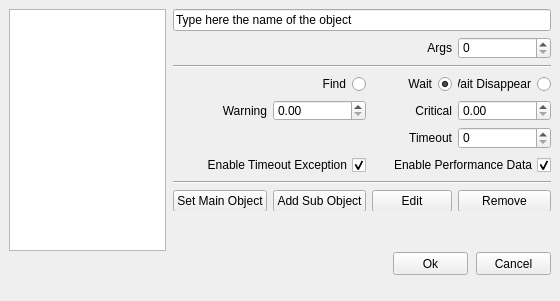
Qt form alyvix/extra/robotide/qt_ui/alyvix_object_finder_properties_view.ui (alyvix/alyvix) before a commit.
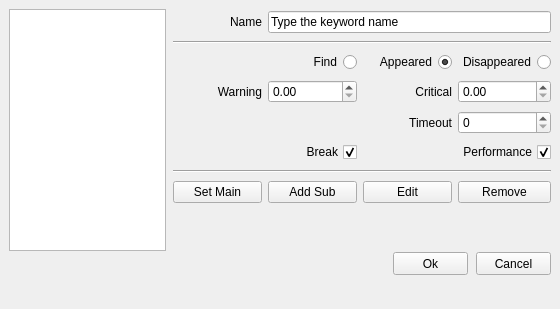
The same form after that commit.

Diff of the .ui file:
```diff
--- a/alyvix/extra/robotide/qt_ui/alyvix_object_finder_properties_view.ui
+++ b/alyvix/extra/robotide/qt_ui/alyvix_object_finder_properties_view.ui
@@ -7,7 +7,7 @@
     <x>0</x>
     <y>0</y>
     <width>560</width>
-    <height>301</height>
+    <height>309</height>
    </rect>
   </property>
   <property name="windowTitle">
@@ -279,7 +279,7 @@
      </rect>
     </property>
     <layout class="QGridLayout" name="gridLayout">
-     <item row="4" column="0">
+     <item row="3" column="0">
       <widget class="QLabel" name="labelWarning">
        <property name="text">
         <string>Warning</string>
@@ -289,124 +289,49 @@
        </property>
       </widget>
      </item>
-     <item row="1" column="2">
-      <widget class="QLabel" name="labelArgs">
-       <property name="text">
-        <string>Args</string>
-       </property>
-       <property name="alignment">
-        <set>Qt::AlignRight|Qt::AlignTrailing|Qt::AlignVCenter</set>
-       </property>
-      </widget>
-     </item>
-     <item row="1" column="3">
-      <widget class="QSpinBox" name="spinBoxArgs"/>
-     </item>
-     <item row="7" column="0" colspan="4">
-      <widget class="Line" name="line_10">
-       <property name="orientation">
-        <enum>Qt::Horizontal</enum>
-       </property>
-      </widget>
-     </item>
-     <item row="0" column="0" colspan="4">
-      <widget class="QLineEdit" name="namelineedit">
-       <property name="text">
-        <string>Type here the name of the object</string>
-       </property>
-      </widget>
-     </item>
-     <item row="2" column="0" colspan="4">
-      <widget class="Line" name="line_3">
-       <property name="orientation">
-        <enum>Qt::Horizontal</enum>
-       </property>
-      </widget>
-     </item>
-     <item row="8" column="1">
+     <item row="7" column="1">
       <widget class="QPushButton" name="pushButtonAddSubObj">
        <property name="text">
-        <string>Add Sub Object</string>
+        <string>Add Sub</string>
        </property>
       </widget>
      </item>
-     <item row="8" column="0">
+     <item row="6" column="0" colspan="4">
+      <widget class="Line" name="line_10">
+       <property name="orientation">
+        <enum>Qt::Horizontal</enum>
+       </property>
+      </widget>
+     </item>
+     <item row="7" column="0">
       <widget class="QPushButton" name="pushButtonSetMainObj">
        <property name="text">
-        <string>Set Main Object</string>
+        <string>Set Main</string>
        </property>
       </widget>
      </item>
-     <item row="8" column="2">
-      <widget class="QPushButton" name="pushButtonEditObj">
-       <property name="text">
-        <string>Edit</string>
+     <item row="1" column="0" colspan="4">
+      <widget class="Line" name="line_3">
+       <property name="orientation">
+        <enum>Qt::Horizontal</enum>
        </property>
       </widget>
      </item>
-     <item row="8" column="3">
+     <item row="7" column="3">
       <widget class="QPushButton" name="pushButtonRemoveObj">
        <property name="text">
         <string>Remove</string>
        </property>
       </widget>
      </item>
-     <item row="4" column="3">
-      <widget class="QDoubleSpinBox" name="doubleSpinBoxCritical">
-       <property name="maximum">
-        <double>9999.989999999999782</double>
-       </property>
-       <property name="singleStep">
-        <double>0.050000000000000</double>
-       </property>
-      </widget>
-     </item>
-     <item row="3" column="2">
-      <widget class="QRadioButton" name="wait_radio">
-       <property name="layoutDirection">
-        <enum>Qt::RightToLeft</enum>
-       </property>
+     <item row="7" column="2">
+      <widget class="QPushButton" name="pushButtonEditObj">
        <property name="text">
-        <string>Wait</string>
+        <string>Edit</string>
        </property>
-       <property name="checked">
-        <bool>true</bool>
-       </property>
-       <attribute name="buttonGroup">
-        <string notr="true">buttonGroup_5</string>
-       </attribute>
       </widget>
      </item>
      <item row="3" column="1">
-      <widget class="QRadioButton" name="find_radio">
-       <property name="layoutDirection">
-        <enum>Qt::RightToLeft</enum>
-       </property>
-       <property name="text">
-        <string>Find</string>
-       </property>
-       <attribute name="buttonGroup">
-        <string notr="true">buttonGroup_5</string>
-       </attribute>
-      </widget>
-     </item>
-     <item row="3" column="3">
-      <widget class="QRadioButton" name="wait_disapp_radio">
-       <property name="layoutDirection">
-        <enum>Qt::RightToLeft</enum>
-       </property>
-       <property name="text">
-        <string>Wait Disappear</string>
-       </property>
-       <property name="checked">
-        <bool>false</bool>
-       </property>
-       <attribute name="buttonGroup">
-        <string notr="true">buttonGroup_5</string>
-       </attribute>
-      </widget>
-     </item>
-     <item row="4" column="1">
       <widget class="QDoubleSpinBox" name="doubleSpinBoxWarning">
        <property name="maximum">
         <double>9999.989999999999782</double>
@@ -417,23 +342,6 @@
       </widget>
      </item>
      <item row="4" column="2">
-      <widget class="QLabel" name="labelCritical">
-       <property name="text">
-        <string>Critical</string>
-       </property>
-       <property name="alignment">
-        <set>Qt::AlignRight|Qt::AlignTrailing|Qt::AlignVCenter</set>
-       </property>
-      </widget>
-     </item>
-     <item row="5" column="3">
-      <widget class="QSpinBox" name="timeout_spinbox">
-       <property name="maximum">
-        <number>999999</number>
-       </property>
-      </widget>
-     </item>
-     <item row="5" column="2">
       <widget class="QLabel" name="timeout_label">
        <property name="text">
         <string>Timeout</string>
@@ -443,35 +351,275 @@
        </property>
       </widget>
      </item>
-     <item row="6" column="0" colspan="2">
+     <item row="3" column="2">
+      <widget class="QLabel" name="labelCritical">
+       <property name="text">
+        <string>Critical</string>
+       </property>
+       <property name="alignment">
+        <set>Qt::AlignRight|Qt::AlignTrailing|Qt::AlignVCenter</set>
+       </property>
+      </widget>
+     </item>
+     <item row="5" column="0" colspan="2">
       <widget class="QCheckBox" name="timeout_exception">
        <property name="layoutDirection">
         <enum>Qt::RightToLeft</enum>
        </property>
        <property name="text">
-        <string>Enable Timeout Exception</string>
+        <string>Break</string>
        </property>
        <property name="checked">
         <bool>true</bool>
        </property>
       </widget>
      </item>
-     <item row="6" column="2" colspan="2">
+     <item row="3" column="3">
+      <widget class="QDoubleSpinBox" name="doubleSpinBoxCritical">
+       <property name="maximum">
+        <double>9999.989999999999782</double>
+       </property>
+       <property name="singleStep">
+        <double>0.050000000000000</double>
+       </property>
+      </widget>
+     </item>
+     <item row="2" column="3">
+      <widget class="QRadioButton" name="wait_disapp_radio">
+       <property name="layoutDirection">
+        <enum>Qt::RightToLeft</enum>
+       </property>
+       <property name="text">
+        <string>Disappeared</string>
+       </property>
+       <property name="checked">
+        <bool>false</bool>
+       </property>
+       <attribute name="buttonGroup">
+        <string notr="true">buttonGroup_5</string>
+       </attribute>
+      </widget>
+     </item>
+     <item row="5" column="2" colspan="2">
       <widget class="QCheckBox" name="checkBoxEnablePerformance">
        <property name="layoutDirection">
         <enum>Qt::RightToLeft</enum>
        </property>
        <property name="text">
-        <string>Enable Performance Data</string>
+        <string>Performance</string>
        </property>
        <property name="checked">
         <bool>true</bool>
        </property>
       </widget>
      </item>
+     <item row="2" column="2">
+      <widget class="QRadioButton" name="wait_radio">
+       <property name="layoutDirection">
+        <enum>Qt::RightToLeft</enum>
+       </property>
+       <property name="text">
+        <string>Appeared</string>
+       </property>
+       <property name="checked">
+        <bool>true</bool>
+       </property>
+       <attribute name="buttonGroup">
+        <string notr="true">buttonGroup_5</string>
+       </attribute>
+      </widget>
+     </item>
+     <item row="2" column="1">
+      <widget class="QRadioButton" name="find_radio">
+       <property name="layoutDirection">
+        <enum>Qt::RightToLeft</enum>
+       </property>
+       <property name="text">
+        <string>Find</string>
+       </property>
+       <attribute name="buttonGroup">
+        <string notr="true">buttonGroup_5</string>
+       </attribute>
+      </widget>
+     </item>
+     <item row="4" column="3">
+      <widget class="QSpinBox" name="timeout_spinbox">
+       <property name="maximum">
+        <number>999999</number>
+       </property>
+      </widget>
+     </item>
+     <item row="0" column="1" colspan="3">
+      <widget class="QLineEdit" name="namelineedit">
+       <property name="text">
+        <string>Type the keyword name</string>
+       </property>
+      </widget>
+     </item>
+     <item row="0" column="0">
+      <widget class="QLabel" name="labelName">
+       <property name="layoutDirection">
+        <enum>Qt::LeftToRight</enum>
+       </property>
+       <property name="text">
+        <string>Name</string>
+       </property>
+       <property name="alignment">
+        <set>Qt::AlignRight|Qt::AlignTrailing|Qt::AlignVCenter</set>
+       </property>
+      </widget>
+     </item>
     </layout>
    </widget>
   </widget>
+  <widget class="QLabel" name="roi_x_label">
+   <property name="geometry">
+    <rect>
+     <x>111</x>
+     <y>538</y>
+     <width>89</width>
+     <height>20</height>
+    </rect>
+   </property>
+   <property name="text">
+    <string>Roi X</string>
+   </property>
+   <property name="alignment">
+    <set>Qt::AlignRight|Qt::AlignTrailing|Qt::AlignVCenter</set>
+   </property>
+  </widget>
+  <widget class="QSpinBox" name="roi_x_spinbox">
+   <property name="geometry">
+    <rect>
+     <x>206</x>
+     <y>538</y>
+     <width>89</width>
+     <height>20</height>
+    </rect>
+   </property>
+   <property name="minimum">
+    <number>-9999</number>
+   </property>
+   <property name="maximum">
+    <number>9999</number>
+   </property>
+  </widget>
+  <widget class="QSpinBox" name="roi_width_spinbox">
+   <property name="geometry">
+    <rect>
+     <x>206</x>
+     <y>566</y>
+     <width>89</width>
+     <height>20</height>
+    </rect>
+   </property>
+   <property name="maximum">
+    <number>9999</number>
+   </property>
+  </widget>
+  <widget class="QSpinBox" name="roi_height_spinbox">
+   <property name="geometry">
+    <rect>
+     <x>396</x>
+     <y>566</y>
+     <width>89</width>
+     <height>20</height>
+    </rect>
+   </property>
+   <property name="maximum">
+    <number>9999</number>
+   </property>
+  </widget>
+  <widget class="QLabel" name="roi_y_label">
+   <property name="geometry">
+    <rect>
+     <x>301</x>
+     <y>538</y>
+     <width>89</width>
+     <height>20</height>
+    </rect>
+   </property>
+   <property name="text">
+    <string>Roi Y</string>
+   </property>
+   <property name="alignment">
+    <set>Qt::AlignRight|Qt::AlignTrailing|Qt::AlignVCenter</set>
+   </property>
+  </widget>
+  <widget class="QLabel" name="roi_width_label">
+   <property name="geometry">
+    <rect>
+     <x>111</x>
+     <y>566</y>
+     <width>89</width>
+     <height>20</height>
+    </rect>
+   </property>
+   <property name="text">
+    <string>Roi Width</string>
+   </property>
+   <property name="alignment">
+    <set>Qt::AlignRight|Qt::AlignTrailing|Qt::AlignVCenter</set>
+   </property>
+  </widget>
+  <widget class="QLabel" name="roi_height_label">
+   <property name="geometry">
+    <rect>
+     <x>301</x>
+     <y>566</y>
+     <width>89</width>
+     <height>20</height>
+    </rect>
+   </property>
+   <property name="text">
+    <string>Roi Height</string>
+   </property>
+   <property name="alignment">
+    <set>Qt::AlignRight|Qt::AlignTrailing|Qt::AlignVCenter</set>
+   </property>
+  </widget>
+  <widget class="QSpinBox" name="roi_y_spinbox">
+   <property name="geometry">
+    <rect>
+     <x>396</x>
+     <y>538</y>
+     <width>89</width>
+     <height>20</height>
+    </rect>
+   </property>
+   <property name="minimum">
+    <number>-9999</number>
+   </property>
+   <property name="maximum">
+    <number>9999</number>
+   </property>
+  </widget>
+  <widget class="QLabel" name="labelArgs">
+   <property name="geometry">
+    <rect>
+     <x>121</x>
+     <y>503</y>
+     <width>90</width>
+     <height>20</height>
+    </rect>
+   </property>
+   <property name="text">
+    <string>Arguments</string>
+   </property>
+   <property name="alignment">
+    <set>Qt::AlignRight|Qt::AlignTrailing|Qt::AlignVCenter</set>
+   </property>
+  </widget>
+  <widget class="QSpinBox" name="spinBoxArgs">
+   <property name="geometry">
+    <rect>
+     <x>217</x>
+     <y>503</y>
+     <width>89</width>
+     <height>20</height>
+    </rect>
+   </property>
+  </widget>
  </widget>
  <resources/>
  <connections/>
```
Left out of the diff: 84 changed lines with no effect on the pictures.
